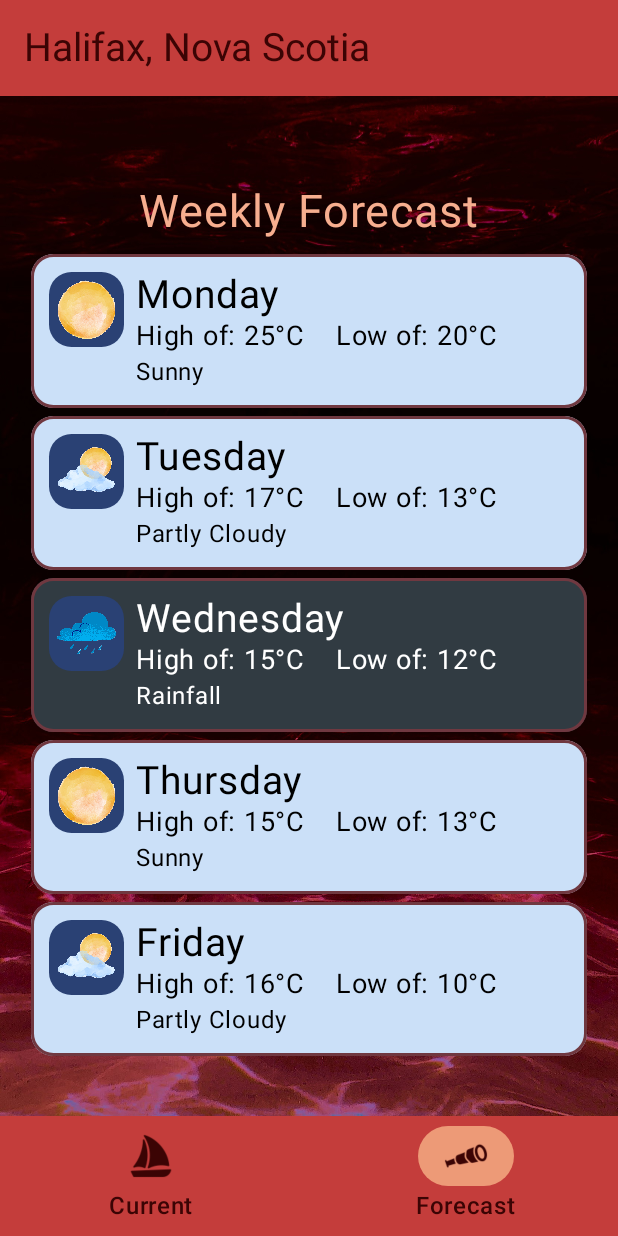
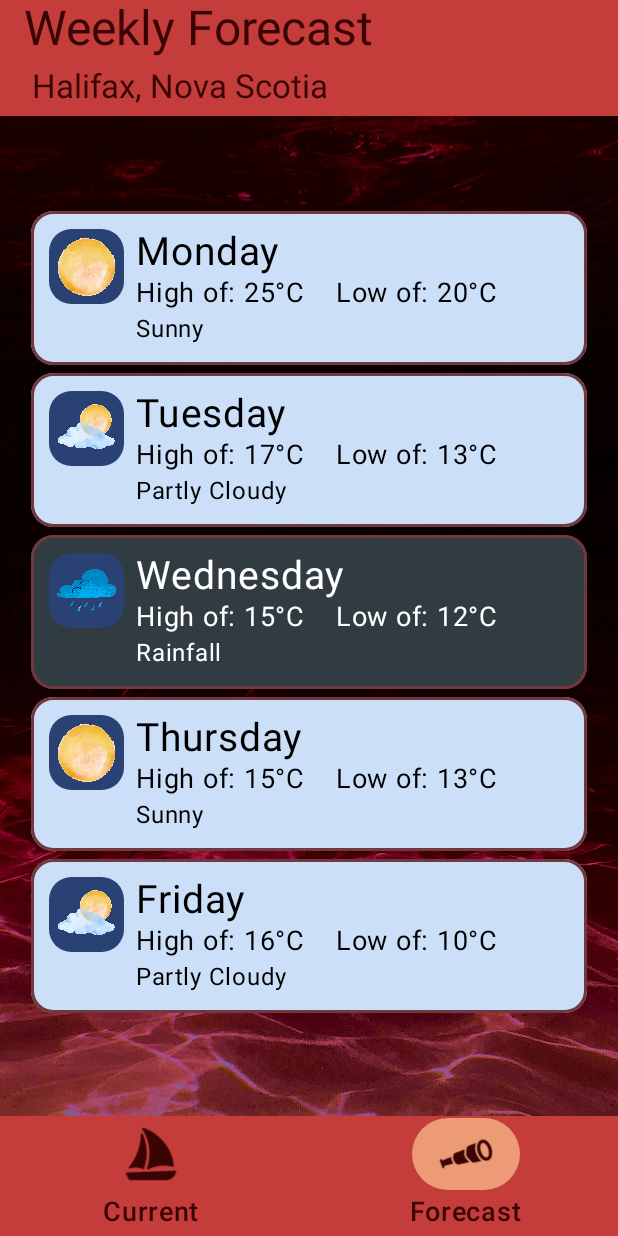
Before and after one commit to LadyJane1114/RedSky, an Android app built with Jetpack Compose: the screen it shows after launch (MainActivity), item 2 of the bottom bar chosen, on a phone screen of 412 x 824 dp. Run offline under Robolectric (Android 15) with nearby library versions, the phone set to English and light mode, and no system bars.

Commit message:
Mostly ready to submit, just making final modifications

```diff
--- a/app/src/main/java/com/example/redsky/MainActivity.kt
+++ b/app/src/main/java/com/example/redsky/MainActivity.kt
@@ -1,16 +1,19 @@
 package com.example.redsky
+
 
 import android.annotation.SuppressLint
 import android.os.Bundle
 import androidx.activity.ComponentActivity
 import androidx.activity.compose.setContent
 import androidx.activity.enableEdgeToEdge
+import androidx.activity.viewModels
+import androidx.compose.foundation.layout.Column
+import androidx.compose.foundation.layout.Row
 import androidx.compose.foundation.layout.padding
 import androidx.compose.foundation.layout.size
 import androidx.compose.material3.ExperimentalMaterial3Api
 import androidx.compose.material3.Icon
 import androidx.compose.ui.Modifier
-
 import androidx.compose.material3.MaterialTheme
 import androidx.compose.material3.NavigationBar
 import androidx.compose.material3.NavigationBarItem
@@ -24,7 +27,6 @@ import androidx.compose.runtime.getValue
 import androidx.compose.runtime.mutableIntStateOf
 import androidx.compose.runtime.remember
 import androidx.compose.runtime.setValue
-import androidx.compose.ui.graphics.Color
 import androidx.compose.ui.graphics.Color.Companion.Transparent
 import androidx.compose.ui.res.painterResource
 import androidx.compose.ui.unit.dp
@@ -32,28 +34,36 @@ import androidx.compose.ui.unit.sp
 import androidx.navigation.compose.NavHost
 import androidx.navigation.compose.rememberNavController
 import androidx.navigation.compose.composable
-import com.example.redsky.data.PlaceholderCurrentWeather
-import com.example.redsky.data.PlaceholderCurrentWeather.sampleCurrent
-import com.example.redsky.data.PlaceholderData
-import com.example.redsky.data.PlaceholderData.forecastSample
+import androidx.navigation.compose.currentBackStackEntryAsState
+import com.example.redsky.ui.screens.CurrentWeather
+import com.example.redsky.ui.screens.ForecastList
+import com.example.redsky.ui.theme.BannerRed
+import com.example.redsky.ui.theme.BannerText
+import com.example.redsky.ui.theme.RedSkyTheme
+import com.example.redsky.ui.theme.Sunrise
 
 
-import com.example.redsky.ui.screens.CurrentWeather
-import com.example.redsky.ui.screens.DailyForecast
-import com.example.redsky.ui.screens.ForecastList
-import com.example.redsky.ui.theme.BannerHighlight
-import com.example.redsky.ui.theme.BannerRed
-import com.example.redsky.ui.theme.BannerText
-import com.example.redsky.ui.theme.Pink80
-import com.example.redsky.ui.theme.RedSkyTheme
-import com.example.redsky.ui.theme.Sunrise
-import com.example.redsky.ui.theme.SunriseHighlight
-import com.example.redsky.ui.theme.Sunset
+class MainActivity : ComponentActivity() {
+
+    private val mainViewModel: MainViewModel by viewModels()
+
+    override fun onCreate(savedInstanceState: Bundle?) {
+        super.onCreate(savedInstanceState)
+        enableEdgeToEdge()
+        setContent {
+            RedSkyTheme {
+                MaterialTheme {
+                    DisplayUI(mainViewModel)
+               }
+            }
+        }
+    }
+
 
     @OptIn(ExperimentalMaterial3Api::class)
     @SuppressLint("UnusedMaterial3ScaffoldPaddingParameter")
     @Composable
-fun DisplayUI() {
+    fun DisplayUI(mainViewModel: MainViewModel) {
         val navController = rememberNavController()
         var selectedItem by remember {mutableIntStateOf(0)}
 
@@ -65,8 +75,22 @@ fun DisplayUI() {
                         titleContentColor = BannerText
                     ),
                     title = {
+                        Column {
+                            val navBackStackEntry by navController.currentBackStackEntryAsState()
+                            val currentDestination = navBackStackEntry?.destination?.route
+                            val title = when (currentDestination) {
+                                "Forecast" -> "Weekly Forecast"
+                                "Current" -> "Current Weather"
+                                else -> null
+                            }
+                            title?.let{
+                                Text(it,
+                                    fontSize = 32.sp)
+                            }
                             Text("Halifax, Nova Scotia",
-                        fontSize = 26.sp)
+                                fontSize = 22.sp,
+                                modifier = Modifier.padding(5.dp))
+                        }
                     }
                 )
             },
@@ -79,13 +103,13 @@ fun DisplayUI() {
                     NavigationBarItem(
                         label = {
                             Text("Current",
-                            fontSize = 16.sp)
+                                fontSize = 18.sp)
                         },
                         icon = {
                             Icon(
                                 painter = painterResource(R.drawable.sailing_boat),
                                 contentDescription = "Boat Icon",
-                            modifier = Modifier.size(32.dp)
+                                modifier = Modifier.size(40.dp)
                             )
                         },
                         selected = selectedItem == 0,
@@ -107,13 +131,13 @@ fun DisplayUI() {
                     NavigationBarItem(
                         label = {
                             Text("Forecast",
-                            fontSize = 16.sp)
+                                fontSize = 18.sp)
                         },
                         icon = {
                             Icon(
                                 painter = painterResource(R.drawable.telescope),
                                 contentDescription = "telescope Icon",
-                            modifier = Modifier.size(32.dp)
+                                modifier = Modifier.size(40.dp)
                             )
                         },
                         selected = selectedItem == 1,
@@ -141,29 +165,13 @@ fun DisplayUI() {
                 modifier = Modifier.padding(innerPadding)
             )
             {
-            composable(route = "Current")
+                composable("Current")
                 {
-                CurrentWeather(sampleCurrent)
+                    CurrentWeather(mainViewModel)
                 }
-            composable(route = "Forecast")
+                composable("Forecast")
                 {
-                ForecastList(forecastSample)
-            }
-        }
-    }
-}
-
-
-
-
-class MainActivity : ComponentActivity() {
-    override fun onCreate(savedInstanceState: Bundle?) {
-        super.onCreate(savedInstanceState)
-        enableEdgeToEdge()
-        setContent {
-            RedSkyTheme {
-                MaterialTheme {
-                    DisplayUI()
+                    ForecastList(mainViewModel)
                 }
             }
         }
--- a/app/src/main/java/com/example/redsky/MainViewModel.kt
+++ b/app/src/main/java/com/example/redsky/MainViewModel.kt
@@ -1,7 +1,99 @@
 package com.example.redsky
 
+import android.os.Build
+import androidx.annotation.RequiresApi
 import androidx.lifecycle.ViewModel
+import com.example.redsky.models.Current
+import com.example.redsky.models.Forecast
+import com.example.redsky.models.Weather
+import kotlinx.coroutines.flow.MutableStateFlow
+import kotlinx.coroutines.flow.asStateFlow
+import java.time.LocalDate
+import java.time.LocalDateTime
 
+@RequiresApi(Build.VERSION_CODES.O)
 class MainViewModel : ViewModel(){
-    //insert code here
+    private val _weather = MutableStateFlow<Weather?>(null)
+    val weather = _weather.asStateFlow()
+
+    init {
+        val weather = Weather (
+            current = Current(
+                R.drawable.day_rain,
+                "Rainfall",
+                13,
+                100,
+                "Rain",
+                "NW",
+                20,
+                "10th of October, 2025"
+            ),
+            forecast = listOf(
+                Forecast(
+                    "Monday",
+                    R.drawable.sun_icon,
+                    25,
+                    20,
+                    "Sunny",
+                    10,
+                    "Rain",
+                    10,
+                    "NE",
+                    15,
+                    35
+                    ),
+                Forecast(
+                    "Tuesday",
+                    R.drawable.partly_cloudy,
+                    17,
+                    13,
+                    "Partly Cloudy",
+                    20,
+                    "Rain",
+                    20,
+                    "NE",
+                    25,
+                    25
+                ),
+                Forecast(
+                    "Wednesday",
+                    R.drawable.rain_cloud,
+                    15,
+                    12,
+                    "Rainfall",
+                    10,
+                    "Rain",
+                    10,
+                    "NE",
+                    15,
+                    35
+                ),Forecast(
+                    "Thursday",
+                    R.drawable.sun_icon,
+                    15,
+                    13,
+                    "Sunny",
+                    10,
+                    "Rain",
+                    5,
+                    "NE",
+                    20,
+                    40
+                ),Forecast(
+                    "Friday",
+                    R.drawable.partly_cloudy,
+                    16,
+                    10,
+                    "Partly Cloudy",
+                    20,
+                    "Rain",
+                    20,
+                    "NE",
+                    25,
+                    25
+                )
+            )
+        ) // close parenthesis for weather class
+         _weather.value = weather
+    }
 }
--- a/app/src/main/java/com/example/redsky/data/PlaceholderData.kt
+++ b/app/src/main/java/com/example/redsky/data/PlaceholderData.kt
@@ -1,73 +1,73 @@
-package com.example.redsky.data
-import com.example.redsky.R
-import com.example.redsky.models.Forecast
-
-object PlaceholderData {
-    //placeholder data for the forecast page
-
-    val forecastSample = listOf(
-        Forecast(
-            "Monday",
-            R.drawable.sun_icon,
-            25,
-            20,
-            "Sunny",
-            10,
-            "Rain",
-            10,
-            "NE",
-            15,
-            35
-        ),
-        Forecast(
-            "Tuesday",
-            R.drawable.partly_cloudy,
-            17,
-            13,
-            "Partly Cloudy",
-            20,
-            "Rain",
-            20,
-            "NE",
-            25,
-            25
-        ),
-        Forecast(
-            "Wednesday",
-            R.drawable.rain_cloud,
-            15,
-            12,
-            "Rainfall",
-            10,
-            "Rain",
-            10,
-            "NE",
-            15,
-            35
-        ),Forecast(
-            "Thursday",
-            R.drawable.sun_icon,
-            15,
-            13,
-            "Sunny",
-            10,
-            "Rain",
-            5,
-            "NE",
-            20,
-            40
-        ),Forecast(
-            "Friday",
-            R.drawable.partly_cloudy,
-            16,
-            10,
-            "Partly Cloudy",
-            20,
-            "Rain",
-            20,
-            "NE",
-            25,
-            25
-        ),
-    )
-}
+//package com.example.redsky.data
+//import com.example.redsky.R
+//import com.example.redsky.models.Forecast
+//
+//object PlaceholderData {
+//    //placeholder data for the forecast page
+//
+//    val forecastSample = listOf(
+//        Forecast(
+//            "Monday",
+//            R.drawable.sun_icon,
+//            25,
+//            20,
+//            "Sunny",
+//            10,
+//            "Rain",
+//            10,
+//            "NE",
+//            15,
+//            35
+//        ),
+//        Forecast(
+//            "Tuesday",
+//            R.drawable.partly_cloudy,
+//            17,
+//            13,
+//            "Partly Cloudy",
+//            20,
+//            "Rain",
+//            20,
+//            "NE",
+//            25,
+//            25
+//        ),
+//        Forecast(
+//            "Wednesday",
+//            R.drawable.rain_cloud,
+//            15,
+//            12,
+//            "Rainfall",
+//            10,
+//            "Rain",
+//            10,
+//            "NE",
+//            15,
+//            35
+//        ),Forecast(
+//            "Thursday",
+//            R.drawable.sun_icon,
+//            15,
+//            13,
+//            "Sunny",
+//            10,
+//            "Rain",
+//            5,
+//            "NE",
+//            20,
+//            40
+//        ),Forecast(
+//            "Friday",
+//            R.drawable.partly_cloudy,
+//            16,
+//            10,
+//            "Partly Cloudy",
+//            20,
+//            "Rain",
+//            20,
+//            "NE",
+//            25,
+//            25
+//        ),
+//    )
+//}
--- a/app/src/main/java/com/example/redsky/data/placeholderCurrentWeather.kt
+++ b/app/src/main/java/com/example/redsky/data/placeholderCurrentWeather.kt
@@ -1,27 +1,27 @@
-package com.example.redsky.data
-
-import com.example.redsky.R
-import com.example.redsky.models.Current
-
-object PlaceholderCurrentWeather {
-    val sampleCurrent =
+//package com.example.redsky.data
+//
+//import com.example.redsky.R
+//import com.example.redsky.models.Current
+//
+//object PlaceholderCurrentWeather {
+//    val sampleCurrent =
+////        Current(
+//            R.drawable.afternoon_sunny,
+////            "Sunny",
+////            25,
+////            0,
+////            "None",
+////            "NE",
+////            15
+////        )
 //        Current(
-//            R.drawable.afternoon_sunny,
-//            "Sunny",
-//            25,
-//            0,
-//            "None",
-//            "NE",
-//            15
+//            R.drawable.day_rain,
+//            "Rainy",
+//            13,
+//            100,
+//            "Rain",
+//            "NW",
+//            20
 //        )
-        Current(
-            R.drawable.day_rain,
-            "Rainy",
-            13,
-            100,
-            "Rain",
-            "NW",
-            20
-        )
-
-}
+//
+//}
--- a/app/src/main/java/com/example/redsky/models/Weather.kt
+++ b/app/src/main/java/com/example/redsky/models/Weather.kt
@@ -3,6 +3,7 @@ package com.example.redsky.models
 import android.health.connect.datatypes.units.Temperature
 import androidx.annotation.DrawableRes
 import com.example.redsky.MainActivity
+import java.time.LocalDate
 
 data class Weather (
     val current: Current,
@@ -16,7 +17,9 @@ data class Current (
     val precipitationAmount: Int,
     val precipitationType: String,
     val windDirection: String,
-    val windSpeed: Int
+    val windSpeed: Int,
+    val currentDate: String
+    // Added current date myself because I thought it would look nice on the page
 )
 
 data class Forecast (
--- a/app/src/main/java/com/example/redsky/ui/screens/CurrentWeather.kt
+++ b/app/src/main/java/com/example/redsky/ui/screens/CurrentWeather.kt
@@ -12,12 +12,15 @@ import androidx.compose.foundation.layout.padding
 import androidx.compose.material3.MaterialTheme
 import androidx.compose.material3.Text
 import androidx.compose.runtime.Composable
+import androidx.compose.runtime.collectAsState
+import androidx.compose.runtime.getValue
 import androidx.compose.ui.Alignment
 import androidx.compose.ui.Modifier
 import androidx.compose.ui.graphics.Color
 import androidx.compose.ui.res.painterResource
 import androidx.compose.ui.unit.dp
 import androidx.compose.ui.unit.sp
+import com.example.redsky.MainViewModel
 import com.example.redsky.models.Current
 import com.example.redsky.ui.theme.DayRain
 import com.example.redsky.ui.theme.SunnyBlue
@@ -25,7 +28,7 @@ import com.example.redsky.ui.theme.SunnyBlue
 fun getBackgroundColor(condition:String): Color {
     return when (condition.lowercase()) {
         "sunny" -> SunnyBlue
-        "rainy" -> DayRain
+        "rainfall" -> DayRain
         else -> Color.White
     }
 }
@@ -33,14 +36,17 @@ fun getBackgroundColor(condition:String): Color {
 fun getTextColor(condition: String): Color {
     return when (condition.lowercase()) {
         "sunny" -> Color.Black
-        "rainy" -> Color.White
+        "rainfall" -> Color.White
         else -> Color.Black
     }
 }
 @Composable
-fun CurrentWeather(current: Current) {
-    val backgroundColor = getBackgroundColor(current.condition)
-    val textColor = getTextColor(current.condition)
+fun CurrentWeather(mainViewModel: MainViewModel) {
+    val weather by mainViewModel.weather.collectAsState()
+
+    val condition = weather?.current?.condition!!
+    val backgroundColor = getBackgroundColor(condition)
+    val textColor = getTextColor(condition)
 
     Box(
         modifier = Modifier
@@ -49,21 +55,21 @@ fun CurrentWeather(current: Current) {
     ) {
         Column(horizontalAlignment = Alignment.CenterHorizontally) {
             Image(
-                painter = painterResource(id = current.weatherImageRes),
-                contentDescription = current.condition,
+                painter = painterResource(id = weather?.current?.weatherImageRes!!),
+                contentDescription = weather?.current?.condition,
                 modifier = Modifier
                     .fillMaxWidth()
             )
 
             Text(
-                text = "${current.temperature}°C",
+                text = "${weather?.current?.temperature}°C",
                 fontSize = 48.sp,
                 color = textColor
             )
             Spacer(modifier = Modifier.height(8.dp))
 
             Text(
-                text = current.condition,
+                text = weather!!.current.condition,
                 fontSize = 30.sp,
                 color = textColor
                 )
@@ -71,7 +77,7 @@ fun CurrentWeather(current: Current) {
             Spacer(modifier = Modifier.height(15.dp))
 
             Text(
-                text = "Precipitation: ${current.precipitationAmount}mm, ${current.precipitationType}",
+                text = "Precipitation: ${weather?.current?.precipitationAmount}mm, ${weather?.current?.precipitationType}",
                 fontSize = 20.sp,
                 color = textColor
             )
@@ -79,8 +85,17 @@ fun CurrentWeather(current: Current) {
             Spacer(modifier = Modifier.height(8.dp))
 
             Text(
-                text = "Wind: ${current.windSpeed}mph, ${current.windDirection}",
+                text = "Wind: ${weather?.current?.windSpeed}mph, ${weather?.current?.windDirection}",
                 fontSize = 20.sp,
+                color = textColor
+            )
+
+            Spacer(modifier = Modifier.height(30.dp))
+
+            // Need to figure out how to make Date Dynamic, but potentially that's in the API? We'll see.
+            Text(
+                text = "${weather?.current?.currentDate}",
+                fontSize = 30.sp,
                 color = textColor
             )
 
--- a/app/src/main/java/com/example/redsky/ui/screens/DailyForecast.kt
+++ b/app/src/main/java/com/example/redsky/ui/screens/DailyForecast.kt
@@ -21,6 +21,7 @@ import androidx.compose.foundation.shape.RoundedCornerShape
 import androidx.compose.material3.MaterialTheme
 import androidx.compose.material3.Text
 import androidx.compose.runtime.Composable
+import androidx.compose.runtime.collectAsState
 import androidx.compose.runtime.getValue
 import androidx.compose.runtime.mutableStateOf
 import androidx.compose.runtime.remember
@@ -32,6 +33,7 @@ import androidx.compose.ui.layout.ContentScale
 import androidx.compose.ui.res.painterResource
 import androidx.compose.ui.unit.dp
 import androidx.compose.ui.unit.sp
+import com.example.redsky.MainViewModel
 import com.example.redsky.R
 import com.example.redsky.models.Forecast
 import com.example.redsky.models.Current
@@ -65,7 +67,13 @@ fun getForecastTextColor(condition:String): Color {
 
 
 @Composable
-fun ForecastList(forecasts: List<Forecast>) {
+fun ForecastList(mainViewModel: MainViewModel) {
+
+    val weather by mainViewModel.weather.collectAsState()
+    val forecasts = weather?.forecast
+
+
+
     Box(
         modifier = Modifier
             .fillMaxWidth()
@@ -78,24 +86,16 @@ fun ForecastList(forecasts: List<Forecast>) {
             contentScale = ContentScale.Crop,
             modifier = Modifier.fillMaxSize()
         )
-            LazyColumn(
-                modifier = Modifier
-                    .padding(top = 30.dp, bottom = 5.dp),
-                horizontalAlignment = Alignment.CenterHorizontally
-            ) {
-                item {
-                    Text(
-                        modifier = Modifier
-                            .padding(bottom = 10.dp),
-                        text = "Weekly Forecast",
-                        fontSize = 30.sp,
-                        color = SunriseHighlight
-                    )
+        if (forecasts != null){
+            LazyColumn {
+                items(forecasts) { forecast ->
+                    DailyForecast(forecast)
                 }
-                items(forecasts) { forecast -> DailyForecast(forecast) }
             }
         }
     }
+}
+
 
 @Composable
 fun DailyForecast (forecast: Forecast){
```
Lines whose indentation alone changed are shown as unchanged.
